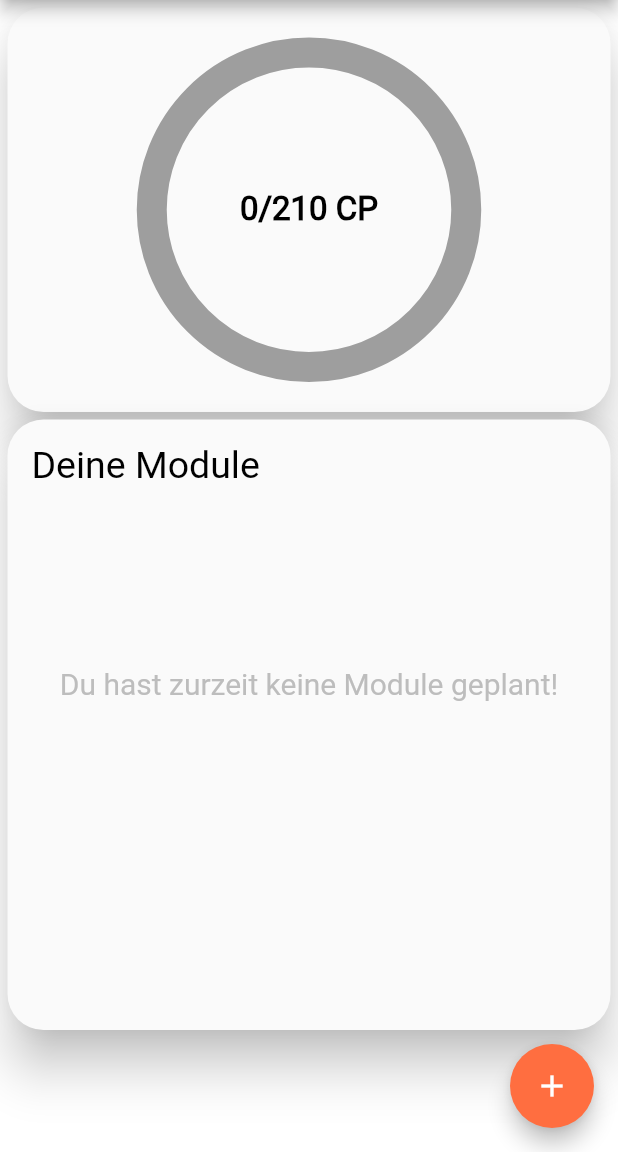
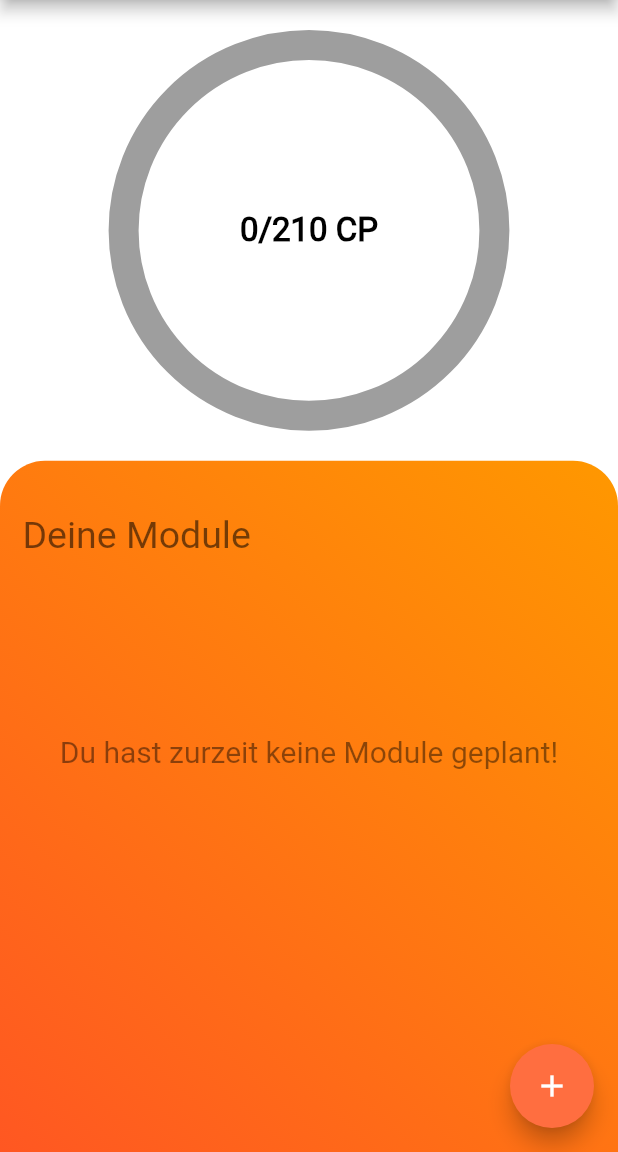
Before and after one commit to AlfredTachi/MyStudyBuddy2020, a Flutter app: the screen it shows after launch, on a phone screen of 412 x 824 dp, the part 84-1236 px from its top. Run offline on Flutter 3.47's test engine with Material 2 defaults, Android fonts, the phone set to English and light mode, and no system bars; our stand-ins replace get, percent_indicator, photo_view, shared_preferences, smooth_star_rating, webview_flutter; missing offline and left inert: flutter_custom_dialog.

Commit message:
changed dashboard style

```diff
--- a/lib/dashboard/dashboard.dart
+++ b/lib/dashboard/dashboard.dart
@@ -1,5 +1,6 @@
+import 'package:MyStudyBuddy2/dashboard/progress_bar/progress_bar.dart';
+import 'package:MyStudyBuddy2/singleton/module_module_selection_controller.dart';
 import 'package:flutter/material.dart';
-import '../dashboard/staggered_view_dashboard/staggered_view_dashboard.dart';
 import '../drawer/drawer.dart';
 
 class Dashboard extends StatefulWidget {
@@ -8,6 +9,9 @@ class Dashboard extends StatefulWidget {
 }
 
 class DashboardState extends State<Dashboard> {
+  int _creditPoints = 0;
+  int _maxCreditPoints = 210;
+
   @override
   Widget build(BuildContext context) {
     return Scaffold(
@@ -22,8 +26,6 @@ class DashboardState extends State<Dashboard> {
           )
         ],
       ),
-      drawer: OwnDrawer(),
-      body: StaggeredView(),
       floatingActionButton: FloatingActionButton(
         onPressed: () {
           Navigator.pushNamed(context, "/modulSelection")
@@ -32,6 +34,84 @@ class DashboardState extends State<Dashboard> {
         tooltip: 'Modul hinzufügen',
         child: Icon(Icons.add),
       ),
+      drawer: OwnDrawer(),
+      body: SafeArea(
+        child: Column(
+          children: <Widget>[
+            Expanded(
+              flex: 4,
+              child: Container(
+                child: ProgressBar(_creditPoints, _maxCreditPoints),
+              ),
+            ),
+            Expanded(
+              flex: 6,
+              child: Container(
+                decoration: BoxDecoration(
+                    borderRadius:
+                        BorderRadius.vertical(top: Radius.circular(30)),
+                    gradient: LinearGradient(
+                      begin: Alignment.topRight,
+                      end: Alignment.bottomLeft,
+                      colors: [
+                        Colors.orange,
+                        Colors.deepOrange,
+                      ],
+                    )),
+                child: Column(
+                  children: <Widget>[
+                    Expanded(
+                        flex: 3,
+                        child: Padding(
+                          padding: const EdgeInsets.only(top: 30),
+                          child: Column(
+                            children: <Widget>[
+                              Row(
+                                children: <Widget>[
+                                  Padding(
+                                    padding: EdgeInsets.only(
+                                        left: 15, top: 5, bottom: 15),
+                                    child: Text(
+                                      "Deine Module",
+                                      style: TextStyle(
+                                          fontSize: 25, color: Colors.black54),
+                                    ),
+                                  ),
+                                ],
+                              ),
+                              (ModuleController().getSelectedModules().length ==
+                                      0)
+                                  ? Container(
+                                      child: Align(
+                                          heightFactor: 10,
+                                          child: FittedBox(
+                                              child: Text(
+                                            "Du hast zurzeit keine Module geplant!",
+                                            style: TextStyle(
+                                                color: Colors.black45),
+                                          ))))
+                                  : Container(
+                                      padding:
+                                          EdgeInsets.only(left: 5, right: 5),
+                                      alignment: Alignment.topLeft,
+                                      child: Wrap(
+                                        direction: Axis.horizontal,
+                                        spacing: 0,
+                                        runSpacing: 5,
+                                        children: ModuleController()
+                                            .getSelectedModulesWidgets(),
+                                      ),
+                                    ),
+                            ],
+                          ),
+                        ))
+                  ],
+                ),
+              ),
+            ),
+          ],
+        ),
+      ),
     );
   }
 
--- a/lib/dashboard/staggered_view_dashboard/staggered_view_dashboard.dart
+++ /dev/null
@@ -1,97 +0,0 @@
-import 'package:MyStudyBuddy2/singleton/module_module_selection_controller.dart';
-import 'package:flutter_staggered_grid_view/flutter_staggered_grid_view.dart';
-import 'package:flutter/material.dart';
-import '../progress_bar/progress_bar.dart';
-
-Widget progress(Widget progressBar) {
-  return Material(
-    elevation: 14.0,
-    borderRadius: BorderRadius.circular(24.0),
-    child: progressBar,
-  );
-}
-
-Widget module() {
-  return Material(
-    elevation: 14.0,
-    borderRadius: BorderRadius.circular(24.0),
-    child: SingleChildScrollView(
-      child: Column(
-        mainAxisAlignment: MainAxisAlignment.center,
-        children: <Widget>[
-          Row(
-            children: <Widget>[
-              Padding(
-                padding: EdgeInsets.only(left: 16, top: 16, bottom: 16),
-                child: Text("Deine Module", style: TextStyle(fontSize: 25)),
-              ),
-            ],
-          ),
-          (ModuleController().getSelectedModules().length == 0)
-              ? Container(
-                  child: Align(
-                      heightFactor: 10,
-                      child: FittedBox(
-                          child: Text(
-                        "Du hast zurzeit keine Module geplant!",
-                        style: TextStyle(color: Colors.grey[400]),
-                      ))))
-              : Container(
-                  padding: EdgeInsets.only(left: 5, right: 5),
-                  alignment: Alignment.topLeft,
-                  child: Wrap(
-                    direction: Axis.horizontal,
-                    spacing: 0,
-                    runSpacing: 5,
-                    children: ModuleController().getSelectedModulesWidgets(),
-                  ),
-                ),
-        ],
-      ),
-    ),
-  );
-}
-
-class StaggeredView extends StatefulWidget {
-  @override
-  State<StatefulWidget> createState() {
-    return _StaggeredViewState();
-  }
-}
-
-int _creditPoints = 0;
-int _maxCreditPoints = 210;
-
-class _StaggeredViewState extends State<StaggeredView> {
-  @override
-  Widget build(BuildContext context) {
-    double screenHeight = MediaQuery.of(context).size.height;
-    return Scaffold(
-      body: StaggeredGridView.count(
-        crossAxisCount: 2,
-        crossAxisSpacing: 5,
-        mainAxisSpacing: 5,
-        children: <Widget>[
-          Padding(
-            padding: const EdgeInsets.only(left: 5, right: 5, top: 5),
-            child: progress(GestureDetector(
-                onTap: () {
-                  setState(() {
-                    _creditPoints += 6;
-                  });
-                },
-                child: ProgressBar(_creditPoints, _maxCreditPoints))),
-          ),
-          Padding(
-            padding: const EdgeInsets.only(left: 5, right: 5, bottom: 5),
-            child: module(),
-          ),
-        ],
-        staggeredTiles: [
-          StaggeredTile.extent(2, screenHeight / 3),
-          StaggeredTile.extent(2, screenHeight / 2),
-        ],
-      ),
-    );
-  }
-}
```
